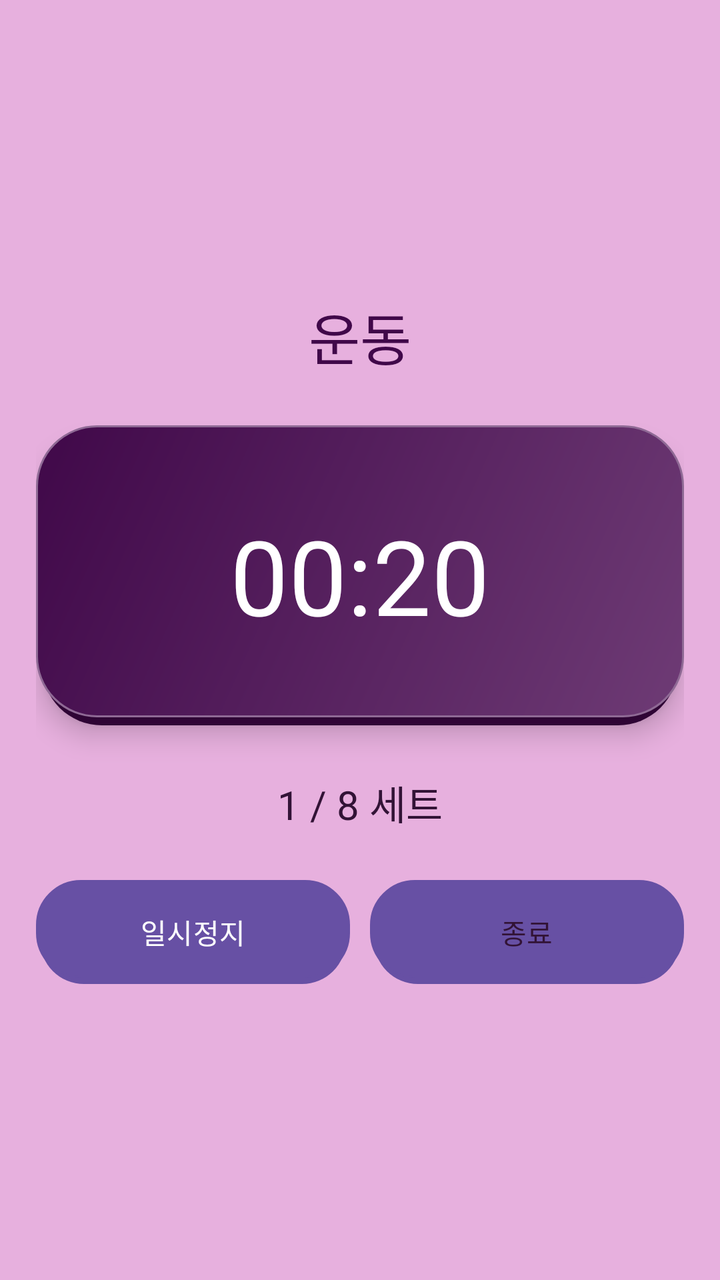
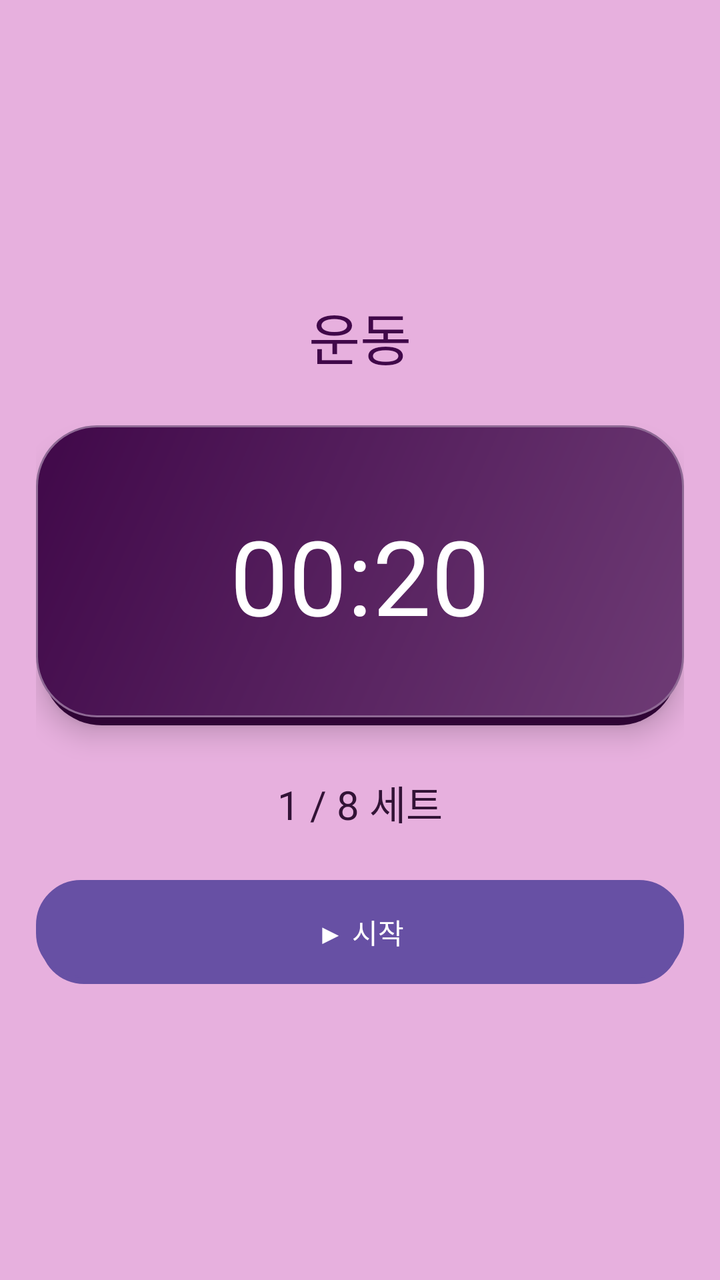

Two renders of the same Android screen: before a commit and after it. Below are the layout's source before the change and the commit's diff.
<!-- AndroidManifest.xml: application theme Theme.IntervalTimer -->
<!-- res/layout/activity_timer.xml -->
<?xml version="1.0" encoding="utf-8"?>
<FrameLayout xmlns:android="http://schemas.android.com/apk/res/android"
    android:layout_width="match_parent"
    android:layout_height="match_parent"
    android:background="@color/color_app_bg"
    android:fitsSystemWindows="true">

    
    <LinearLayout
        android:layout_width="match_parent"
        android:layout_height="match_parent"
        android:orientation="vertical"
        android:gravity="center"
        android:padding="@dimen/clay_screen_padding">

        
        <TextView
            android:id="@+id/timerPhaseText"
            android:layout_width="wrap_content"
            android:layout_height="wrap_content"
            android:text="@string/work_phase"
            android:textColor="@color/color_work"
            android:textSize="28sp" />

        
        <TextView
            android:id="@+id/timerRemainingText"
            android:layout_width="match_parent"
            android:layout_height="150dp"
            android:layout_marginTop="24dp"
            android:background="@drawable/bg_timer_panel"
            android:elevation="8dp"
            android:gravity="center"
            android:text="@string/demo_time"
            android:textColor="@color/clay_on_work"
            android:textSize="52sp" />

        
        <TextView
            android:id="@+id/timerRoundText"
            android:layout_width="wrap_content"
            android:layout_height="wrap_content"
            android:layout_marginTop="24dp"
            android:text="@string/demo_round"
            android:textColor="@color/clay_text"
            android:textSize="20sp" />

        
        <LinearLayout
            android:id="@+id/controlRow"
            android:layout_width="match_parent"
            android:layout_height="wrap_content"
            android:layout_marginTop="24dp"
            android:orientation="horizontal">

            <Button
                android:id="@+id/pauseButton"
                android:layout_width="0dp"
                android:layout_height="@dimen/clay_button_height"
                android:layout_weight="1"
                android:background="@drawable/bg_button_work"
                android:backgroundTint="@null"
                android:text="@string/pause"
                android:textColor="@color/clay_on_work" />

            <Button
                android:id="@+id/resumeButton"
                android:layout_width="0dp"
                android:layout_height="@dimen/clay_button_height"
                android:layout_weight="1"
                android:background="@drawable/bg_button_work"
                android:backgroundTint="@null"
                android:text="@string/resume"
                android:textColor="@color/clay_on_work"
                android:visibility="gone" />

            <Button
                android:id="@+id/stopButton"
                android:layout_width="0dp"
                android:layout_height="@dimen/clay_button_height"
                android:layout_marginStart="@dimen/clay_small_gap"
                android:layout_weight="1"
                android:background="@drawable/bg_button_primary"
                android:backgroundTint="@null"
                android:text="@string/stop"
                android:textColor="@color/clay_text" />
        </LinearLayout>

        
        <LinearLayout
            android:id="@+id/completedState"
            android:layout_width="match_parent"
            android:layout_height="wrap_content"
            android:layout_marginTop="24dp"
            android:gravity="center"
            android:orientation="vertical"
            android:visibility="gone">

            <TextView
                android:layout_width="wrap_content"
                android:layout_height="wrap_content"
                android:text="@string/completed"
                android:textColor="@color/clay_text"
                android:textSize="24sp" />

            <Button
                android:id="@+id/backToListButton"
                android:layout_width="wrap_content"
                android:layout_height="@dimen/clay_button_height"
                android:layout_marginTop="@dimen/clay_small_gap"
                android:background="@drawable/bg_button_primary"
                android:backgroundTint="@null"
                android:text="@string/back_to_list"
                android:textColor="@color/clay_text" />
        </LinearLayout>
    </LinearLayout>
</FrameLayout>
<!-- resources referenced by this layout -->
<resources>
  <color name="clay_on_work">#FFFFFF</color>
  <color name="clay_text">#321336</color>
  <color name="color_app_bg">#E7B0DE</color>
  <color name="color_work">#400849</color>
  <dimen name="clay_button_height">52dp</dimen>
  <dimen name="clay_screen_padding">18dp</dimen>
  <dimen name="clay_small_gap">10dp</dimen>
  <!-- drawable bg_button_work (drawable) -->
  <?xml version="1.0" encoding="utf-8"?>
  <selector xmlns:android="http://schemas.android.com/apk/res/android">
  
      
      <item android:state_pressed="true">
          <shape android:shape="rectangle">
              <gradient
                  android:angle="135"
                  android:startColor="@color/work_dark"
                  android:endColor="@color/color_work" />
              <corners android:radius="@dimen/clay_button_radius" />
          </shape>
      </item>
  
      
      <item>
          <layer-list>
              <item android:left="2dp" android:top="4dp" android:right="2dp">
                  <shape android:shape="rectangle">
                      <solid android:color="@color/work_dark" />
                      <corners android:radius="@dimen/clay_button_radius" />
                  </shape>
              </item>
              <item android:bottom="3dp">
                  <shape android:shape="rectangle">
                      <gradient
                          android:angle="135"
                          android:startColor="@color/work_light"
                          android:endColor="@color/color_work" />
                      <corners android:radius="@dimen/clay_button_radius" />
                      <stroke
                          android:width="1dp"
                          android:color="@color/work_outline" />
                  </shape>
              </item>
          </layer-list>
      </item>
  </selector>
  <!-- drawable bg_timer_panel (drawable) -->
  <?xml version="1.0" encoding="utf-8"?>
  <layer-list xmlns:android="http://schemas.android.com/apk/res/android">
  
      
      <item android:left="3dp" android:top="6dp" android:right="3dp">
          <shape android:shape="rectangle">
              <solid android:color="@color/work_dark" />
              <corners android:radius="@dimen/clay_timer_radius" />
          </shape>
      </item>
  
      
      <item android:bottom="4dp">
          <shape android:shape="rectangle">
              <gradient
                  android:angle="135"
                  android:startColor="@color/work_light"
                  android:endColor="@color/color_work" />
              <corners android:radius="@dimen/clay_timer_radius" />
              <stroke
                  android:width="1dp"
                  android:color="@color/work_outline" />
          </shape>
      </item>
  </layer-list>
  <string name="back_to_list">목록으로</string>
  <string name="completed">운동 완료!</string>
  <string name="demo_round">1 / 8 세트</string>
  <string name="demo_time">00:20</string>
  <string name="pause">일시정지</string>
  <string name="resume">재개</string>
  <string name="stop">종료</string>
  <string name="work_phase">운동</string>
  <style name="Theme.IntervalTimer" parent="Base.Theme.IntervalTimer" />
  <color name="clay_surface_2">#EFD0E8</color>
  <color name="clay_surface">#F2D4EC</color>
  <dimen name="clay_button_radius">22dp</dimen>
  <color name="clay_stroke_dark">#D49AC8</color>
  <color name="bg_shadow">#C98FBE</color>
  <color name="clay_highlight">#FFF4FC</color>
  <color name="clay_stroke_light">#FFF7FD</color>
  <color name="work_dark">#2F0535</color>
  <color name="work_light">#6E3B75</color>
  <color name="work_outline">#8F6A95</color>
  <dimen name="clay_timer_radius">30dp</dimen>
  <style name="Base.Theme.IntervalTimer" parent="Theme.Material3.DayNight.NoActionBar">
          <item name="android:windowBackground">@color/color_app_bg</item>
          <item name="colorAccent">@color/color_work</item>
      </style>
  <!-- unchanged entries left out for length: 1 -->
</resources>

<!-- the commit's change to res/layout/activity_timer.xml (unified diff, before → after) -->
@@ -45,13 +45,24 @@
             android:textColor="@color/clay_text"
             android:textSize="20sp" />
 
+        <Button
+            android:id="@+id/startTimerButton"
+            android:layout_width="match_parent"
+            android:layout_height="@dimen/clay_button_height"
+            android:layout_marginTop="24dp"
+            android:background="@drawable/bg_button_work"
+            android:backgroundTint="@null"
+            android:text="@string/start"
+            android:textColor="@color/clay_on_work" />
+
         
         <LinearLayout
             android:id="@+id/controlRow"
             android:layout_width="match_parent"
             android:layout_height="wrap_content"
             android:layout_marginTop="24dp"
-            android:orientation="horizontal">
+            android:orientation="horizontal"
+            android:visibility="gone">
 
             <Button
                 android:id="@+id/pauseButton"
<!-- resource entries referenced after the edit -->
@@ -78,6 +78,7 @@
   <string name="demo_time">00:20</string>
   <string name="pause">일시정지</string>
   <string name="resume">재개</string>
+  <string name="start">▶ 시작</string>
   <string name="stop">종료</string>
   <string name="work_phase">운동</string>
   <style name="Theme.IntervalTimer" parent="Base.Theme.IntervalTimer" />
